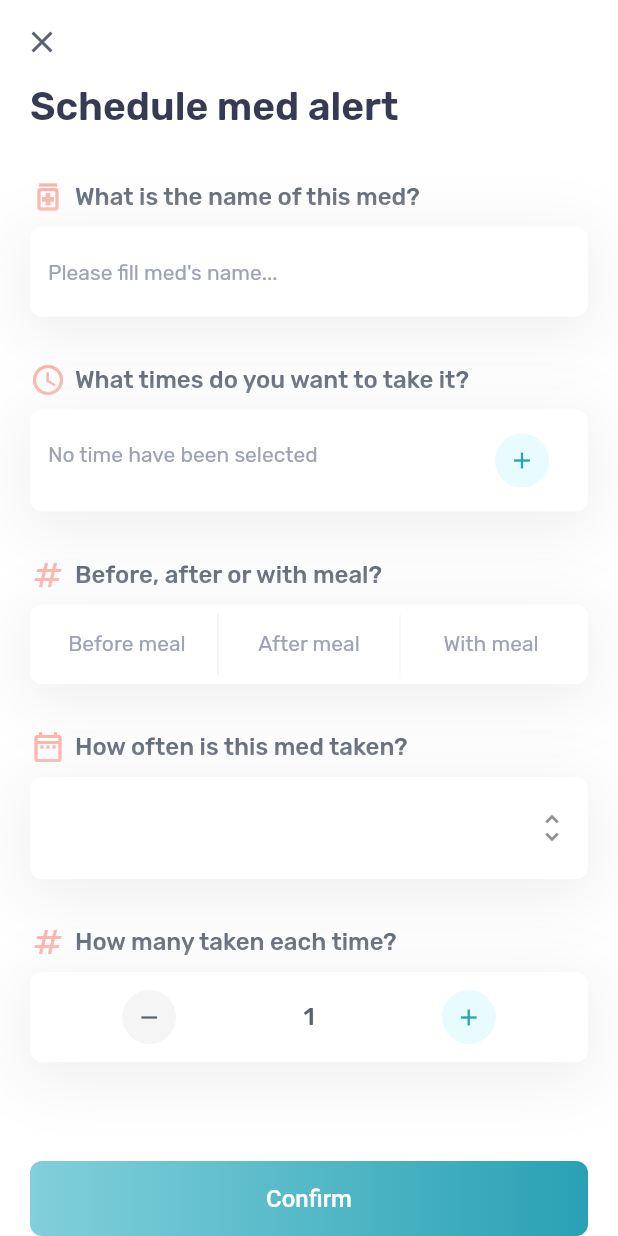
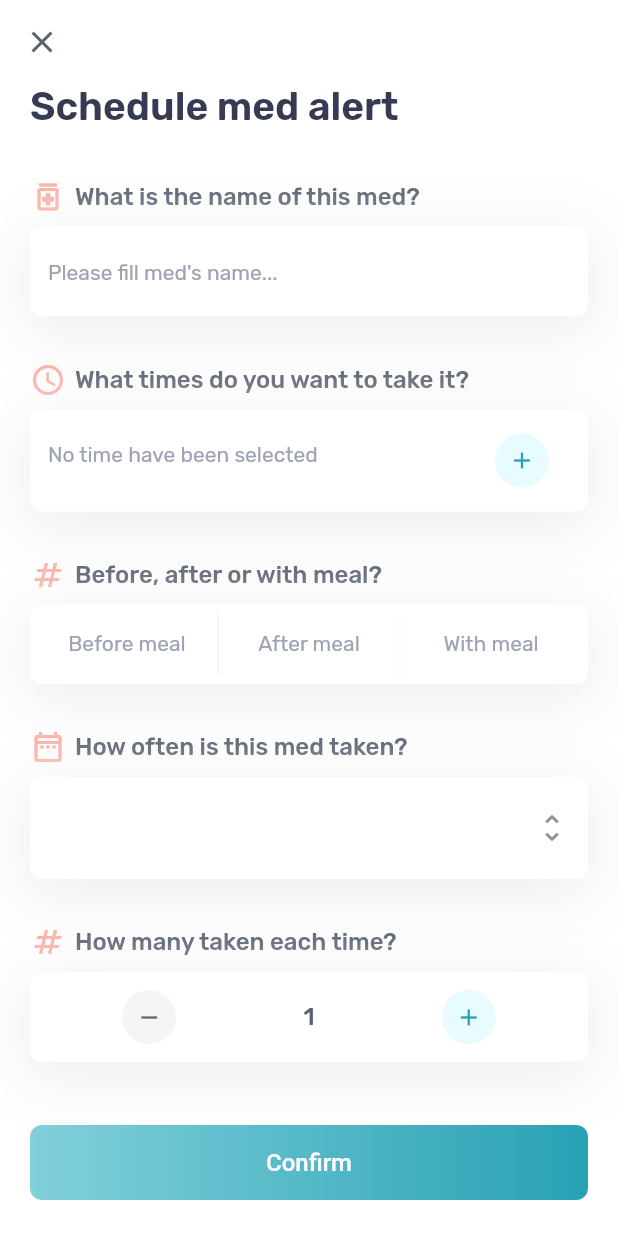
Before and after one commit to feiwhang/take-your-meds-flutter, a Flutter app: the screen it shows after launch, after a tap on the "add" icon, on a phone screen of 412 x 824 dp. Run offline on Flutter 3.47's test engine with Material 2 defaults, Android fonts, the light colour scheme and no system bars; our stand-ins replace flutter_riverpod, google_fonts, hive, hive_flutter; accounts and stored records are empty; generated files the repository leaves out were written again; statements that could not run were skipped.

```diff
--- a/lib/l10n/app_th.arb
+++ b/lib/l10n/app_th.arb
@@ -22,9 +22,9 @@
     "thursday": "พฤหัส",
     "friday": "ศุกร์",
     "saturday": "เสาร์",
-    "sundayAbbrev": "อาทิตย์",
-    "mondayAbbrev": "จันทร์",
-    "tuesdayAbbrev": "อังคาร",
+    "sundayAbbrev": "อา",
+    "mondayAbbrev": "จัน",
+    "tuesdayAbbrev": "อัง",
     "wednesdayAbbrev": "พุธ",
     "thursdayAbbrev": "พฤหัส",
     "fridayAbbrev": "ศุกร์",
--- a/lib/main.dart
+++ b/lib/main.dart
@@ -22,7 +22,6 @@ void main() async {
 
   Box settingBox = await Hive.openBox('settings');
   await Hive.openBox<Schedule>('schedules');
-  await Hive.openBox('todaySchedules');
 
   // setup default locale based on device
   if (settingBox.get('localeName') == null) {
--- a/lib/screens/add_med.dart
+++ b/lib/screens/add_med.dart
@@ -31,9 +31,7 @@ class AddMed extends StatelessWidget {
       backgroundColor: Colors.white,
       body: Padding(
         padding: const EdgeInsets.symmetric(horizontal: layoutPadding),
-        child: Column(
-          mainAxisAlignment: MainAxisAlignment.start,
-          crossAxisAlignment: CrossAxisAlignment.start,
+        child: ListView(
           children: [
             Text(
               AppLocalizations.of(context)!.addmedTitle,
@@ -65,6 +63,7 @@ class AddMed extends StatelessWidget {
             const SizedBox(height: 8),
             const SelectDoseCard(),
             const Expanded(child: SizedBox()),
+            const SizedBox(height: 42),
             const ConfirmButton(),
           ],
         ),
@@ -293,7 +292,7 @@ class SelectHowCard extends ConsumerWidget {
           ref.read(newScheduleProvider.notifier).pickHowToTake(howToTake);
         },
         child: Container(
-          padding: const EdgeInsets.all(12),
+          padding: const EdgeInsets.symmetric(vertical: 12),
           alignment: Alignment.center,
           decoration: BoxDecoration(
             gradient: scheduleValue.howToTake == howToTake
@@ -303,6 +302,8 @@ class SelectHowCard extends ConsumerWidget {
           ),
           child: Text(
             howToTake.getText(context),
+            maxLines: 1,
+            overflow: TextOverflow.ellipsis,
             style: scheduleValue.howToTake == howToTake
                 ? lightNormalTextStyle
                 : normalTextStyle,
@@ -533,7 +534,8 @@ class ConfirmButton extends ConsumerWidget {
             String errorMsg = validateSchedule(context, ref);
 
             if (errorMsg.isEmpty) {
-              DatabaseHelper.instance.addNewMedSchedule(scheduleValue, context);
+              await DatabaseHelper.instance
+                  .addNewMedSchedule(scheduleValue, context);
             } else {
               showDialog(
                 context: context,
--- a/lib/screens/dashboard.dart
+++ b/lib/screens/dashboard.dart
@@ -7,9 +7,9 @@ import 'package:flutter_gen/gen_l10n/app_localizations.dart';
 import 'package:take_your_meds/screens/settings.dart';
 import 'package:take_your_meds/utils/date_time_helper.dart';
 import 'package:take_your_meds/utils/days_of_the_week.dart';
-import 'package:take_your_meds/utils/db_helper.dart';
 import 'package:take_your_meds/utils/schedule.dart';
 import 'package:take_your_meds/widgets/base_card.dart';
+import 'package:take_your_meds/widgets/gradient_pill.dart';
 
 final dashDtProvider = StateProvider<DateTime>((ref) {
   DateTime now = DateTime.now();
@@ -35,8 +35,7 @@ class Dashboard extends StatelessWidget {
                         const DashboardHero(),
                         const SizedBox(height: 30),
                       ] +
-                    scheduleWidgets(context, schedulesBox),
-              );
+                      scheduleWidgets(context, schedulesBox));
             },
           ),
         ),
@@ -64,7 +63,26 @@ class Dashboard extends StatelessWidget {
 
   List<Widget> scheduleWidgets(
       BuildContext context, Box<Schedule> schedulesBox) {
-    final scheduleTd = DatabaseHelper.instance.getSchedulesToday();
+    final scheduleTd = schedulesBox.values.where((Schedule schedule) =>
+        schedule.daysToTake[DaysOfTheWeek.values[DateTime.now().weekday - 1]]!);
+
+    if (scheduleTd.isEmpty) {
+      return [
+        SizedBox(
+          width: double.infinity,
+          child: BaseCard(
+            cardChild: Padding(
+              padding: const EdgeInsets.all(12),
+              child: Center(
+                  child: Text(
+                AppLocalizations.of(context)!.noSchedule,
+                style: normalTextStyle,
+              )),
+            ),
+          ),
+        )
+      ];
+    }
 
     return List.generate(
       scheduleTd.length,
@@ -169,9 +187,7 @@ class DashboardSchedule extends StatelessWidget {
           bgColor: isDone ? lightestGreenColor : lightRedColor,
           cardChild: Padding(
             padding: const EdgeInsets.all(12),
-            child: Column(
-              children: [
-                Row(
+            child: Row(
               mainAxisAlignment: MainAxisAlignment.spaceBetween,
               children: [
                 Column(
@@ -187,6 +203,8 @@ class DashboardSchedule extends StatelessWidget {
                       "${schedule.dose} ${schedule.dose > 1 ? AppLocalizations.of(context)!.pills : AppLocalizations.of(context)!.pill} ${schedule.howToTake!.getText(context).toLowerCase()}",
                       style: normalTextStyle,
                     ),
+                    const SizedBox(height: 16),
+                    timePills()
                   ],
                 ),
                 Column(
@@ -208,9 +226,28 @@ class DashboardSchedule extends StatelessWidget {
                 )
               ],
             ),
-              ],
-            ),
           )),
     );
   }
+
+  Widget timePills() {
+    return Row(
+      children: List.generate(schedule.timesToTake.length, (index) {
+        DateTime dt = getDateTime(schedule.timesToTake[index]);
+        bool isDtPassed = dt.compareTo(DateTime.now()) <= 0;
+
+        return Padding(
+          padding: const EdgeInsets.only(right: 8),
+          child: GradientPill(
+            lightGradient: isDtPassed ? Colors.grey.shade400 : normalRedColor,
+            darkGradient: isDtPassed ? Colors.grey.shade500 : darkRedColor,
+            pillChild: Padding(
+              padding: const EdgeInsets.all(4.0),
+              child: Text(timeFormat.format(dt), style: lightNormalTextStyle),
+            ),
+          ),
+        );
+      }),
+    );
   }
+}
--- a/lib/utils/db_helper.dart
+++ b/lib/utils/db_helper.dart
@@ -1,5 +1,7 @@
+import 'package:flutter/foundation.dart';
 import 'package:flutter/material.dart';
 import 'package:hive_flutter/hive_flutter.dart';
+import 'package:take_your_meds/utils/date_time_helper.dart';
 import 'package:take_your_meds/utils/days_of_the_week.dart';
 import 'package:take_your_meds/utils/schedule.dart';
 import 'package:take_your_meds/widgets/alert_dialog.dart';
@@ -10,8 +12,8 @@ class DatabaseHelper {
   static final DatabaseHelper instance = DatabaseHelper();
 
   static final Box _schedulesBox = Hive.box<Schedule>("schedules");
-  static final Box _todaySchedulesBox = Hive.box<Schedule>("todaySchedules");
 
+  // add new schedule to the schedules Box
   Future<void> addNewMedSchedule(
       Schedule schedule, BuildContext context) async {
     try {
@@ -37,6 +39,8 @@ class DatabaseHelper {
     }
   }
 
+  // get all today's schedule
+  // schedule that consist of today's day of the week
   List<Schedule> getSchedulesToday() {
     List<Schedule> allSchedules =
         _schedulesBox.values.toList() as List<Schedule>;
@@ -46,10 +50,4 @@ class DatabaseHelper {
             .daysToTake[DaysOfTheWeek.values[DateTime.now().weekday - 1]]!)
         .toList();
   }
-
-  void addAllTodaySchedule(List<Schedule> schedules) {
-    for (Schedule schedule in schedules) {
-      if (!_todaySchedulesBox.containsKey(schedule.medName)) {}
-    }
-  }
 }
```
Lines whose indentation alone changed are shown as unchanged.
